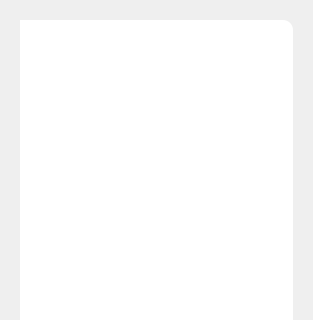
Old version of the form playlist.ui in the repository tidysong/Listen_QT; both pictures show x 0 to 313 and y 0 to 320 of the 313 by 672 pixel window.
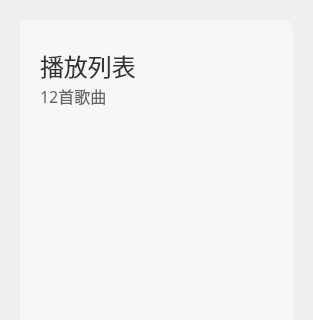
New version of the form. Icons and pictures are not drawn.

Commit message: player class

```diff
--- a/playlist.ui
+++ b/playlist.ui
@@ -27,7 +27,7 @@
    </property>
    <property name="styleSheet">
     <string notr="true">#widget{
-	background-color : white;
+	background-color : #F7F7F7;
 	border-bottom-right-radius : 10px;
 	border-top-right-radius : 10px;
 }</string>
@@ -74,6 +74,85 @@
      </size>
     </property>
    </widget>
+   <widget class="QListWidget" name="listWidget">
+    <property name="geometry">
+     <rect>
+      <x>10</x>
+      <y>120</y>
+      <width>256</width>
+      <height>441</height>
+     </rect>
+    </property>
+    <property name="focusPolicy">
+     <enum>Qt::NoFocus</enum>
+    </property>
+    <property name="contextMenuPolicy">
+     <enum>Qt::CustomContextMenu</enum>
+    </property>
+    <property name="styleSheet">
+     <string notr="true">#listWidget{
+	background-color : rgba(0,0,0,0);
+	border : 0px;
+	border-radius:10px;
+}
+#listWidget::Item:hover{
+	background-color : #E8E8E8;
+}
+#listWidget::Item:selected{
+	background-color : #E8E8E8;
+}</string>
+    </property>
+    <property name="verticalScrollBarPolicy">
+     <enum>Qt::ScrollBarAlwaysOff</enum>
+    </property>
+    <property name="horizontalScrollBarPolicy">
+     <enum>Qt::ScrollBarAlwaysOff</enum>
+    </property>
+   </widget>
+   <widget class="QLabel" name="label">
+    <property name="geometry">
+     <rect>
+      <x>20</x>
+      <y>20</y>
+      <width>101</width>
+      <height>51</height>
+     </rect>
+    </property>
+    <property name="font">
+     <font>
+      <family>微软雅黑</family>
+      <pointsize>18</pointsize>
+     </font>
+    </property>
+    <property name="styleSheet">
+     <string notr="true">color:#333333</string>
+    </property>
+    <property name="text">
+     <string>播放列表</string>
+    </property>
+   </widget>
+   <widget class="QLabel" name="label_2">
+    <property name="geometry">
+     <rect>
+      <x>20</x>
+      <y>50</y>
+      <width>101</width>
+      <height>51</height>
+     </rect>
+    </property>
+    <property name="font">
+     <font>
+      <family>微软雅黑 Light</family>
+      <pointsize>12</pointsize>
+     </font>
+    </property>
+    <property name="styleSheet">
+     <string notr="true">color:#666666;</string>
+    </property>
+    <property name="text">
+     <string>12首歌曲</string>
+    </property>
+   </widget>
   </widget>
  </widget>
  <resources>
```
The commit also changes 22 other files.
